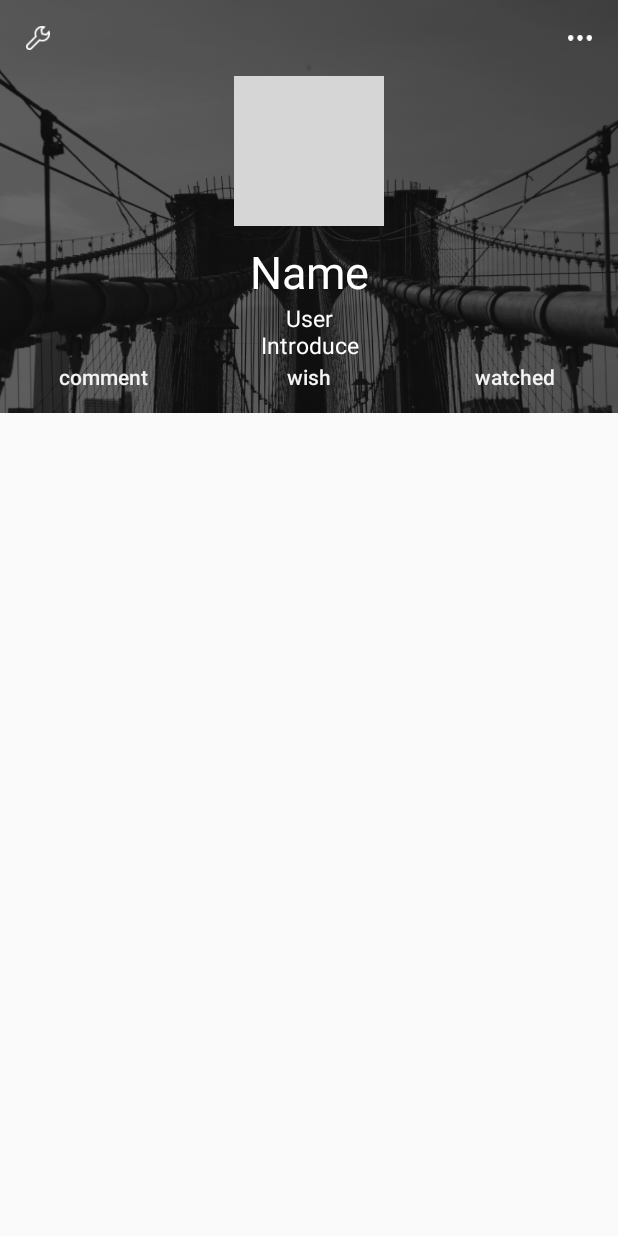
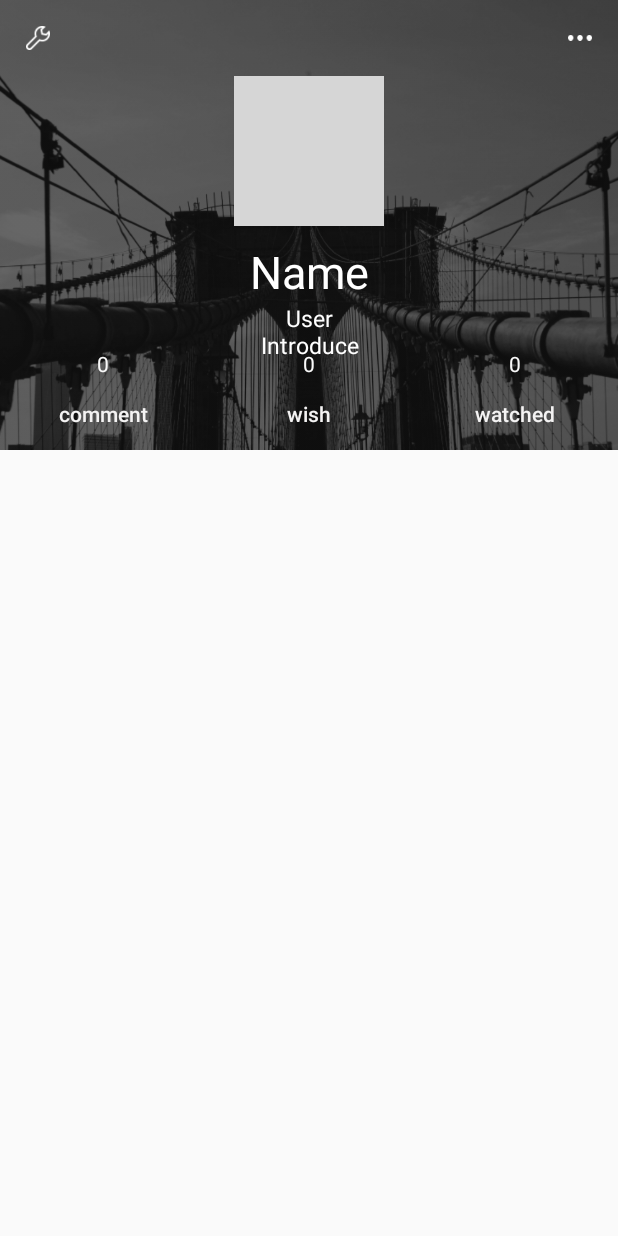
Before and after one commit to Fingo-team/fingo-android, an Android app: the fragment FragmentMyPage shown on its own in the app's theme, on a phone screen of 412 x 824 dp. Run offline under Robolectric (Android 15) with nearby library versions, the phone set to English and light mode, and no system bars; 1 statement that could not run was skipped; grey boxes are pictures that could not be loaded.

Commit message:
Add counting text
- '코멘트', '보고싶어요', '봤어요' 에 대한 카운터 추가

```diff
--- a/Fingo/app/src/main/res/layout/fragment_my_page.xml
+++ b/Fingo/app/src/main/res/layout/fragment_my_page.xml
@@ -25,14 +25,14 @@
                 <ImageView
                     android:id="@+id/image_profile_cover"
                     android:layout_width="match_parent"
-                    android:layout_height="275dp"
                     android:layout_alignParentEnd="true"
                     android:layout_alignParentLeft="true"
                     android:layout_alignParentRight="true"
                     android:layout_alignParentStart="true"
                     android:layout_alignParentTop="true"
                     android:scaleType="fitXY"
-                    app:srcCompat="@drawable/image_profile_cover" />
+                    app:srcCompat="@drawable/image_profile_cover"
+                    android:layout_height="300dp" />
 
                 <ImageButton
                     android:id="@+id/button_mypage_setting"
@@ -90,11 +90,53 @@
                 </LinearLayout>
 
                 <LinearLayout
+                    android:orientation="vertical"
+                    android:layout_width="match_parent"
+                    android:layout_height="match_parent"
+                    android:layout_alignParentBottom="true"
+                    android:layout_alignParentLeft="true"
+                    android:layout_alignParentStart="true">
+
+                    <LinearLayout
+                        android:orientation="horizontal"
+                        android:layout_width="match_parent"
+                        android:layout_height="match_parent">
+
+                        <TextView
+                            android:text="0"
                             android:layout_width="match_parent"
                             android:layout_height="wrap_content"
-                    android:layout_alignBottom="@+id/image_profile_cover"
-                    android:layout_centerHorizontal="true"
-                    android:orientation="horizontal">
+                            android:id="@+id/textView_comment_count"
+                            android:layout_weight="1"
+                            android:textAlignment="center"
+                            android:textColor="@color/colorPrimary" />
+
+                        <TextView
+                            android:text="0"
+                            android:layout_width="match_parent"
+                            android:layout_height="wrap_content"
+                            android:id="@+id/textView_wish_count"
+                            android:layout_weight="1"
+                            android:textAlignment="center"
+                            android:textColor="@color/colorPrimary" />
+
+                        <TextView
+                            android:text="0"
+                            android:layout_width="match_parent"
+                            android:layout_height="wrap_content"
+                            android:id="@+id/textView_watched_count"
+                            android:layout_weight="1"
+                            android:textAlignment="center"
+                            android:textColor="@color/colorPrimary" />
+                    </LinearLayout>
+
+                    <LinearLayout
+                        android:layout_width="match_parent"
+                        android:layout_height="match_parent"
+                        android:orientation="horizontal"
+                        android:layout_alignParentBottom="true"
+                        android:layout_alignParentLeft="true"
+                        android:layout_alignParentStart="true">
 
                         <Button
                             android:id="@+id/button_comment"
@@ -108,7 +150,9 @@
                             android:text="comment"
                             android:textAllCaps="false"
                             android:textColor="@color/colorWhiteBackground"
-                        android:textIsSelectable="false" />
+                            android:textIsSelectable="false"
+                            android:contentDescription="1"
+                            android:lineSpacingExtra="8sp" />
 
                         <Button
                             android:id="@+id/button_wish"
@@ -130,13 +174,9 @@
                             android:textAllCaps="false"
                             android:textColor="@color/colorWhiteBackground" />
                     </LinearLayout>
+                </LinearLayout>
 
             </RelativeLayout>
-
-            <android.support.v7.widget.RecyclerView
-                android:layout_width="match_parent"
-                android:layout_height="match_parent"
-                android:scrollbars="vertical" />
 
             <!-- 유저 코멘트 영역 -->
 
```
Lines whose indentation alone changed are shown as unchanged.
